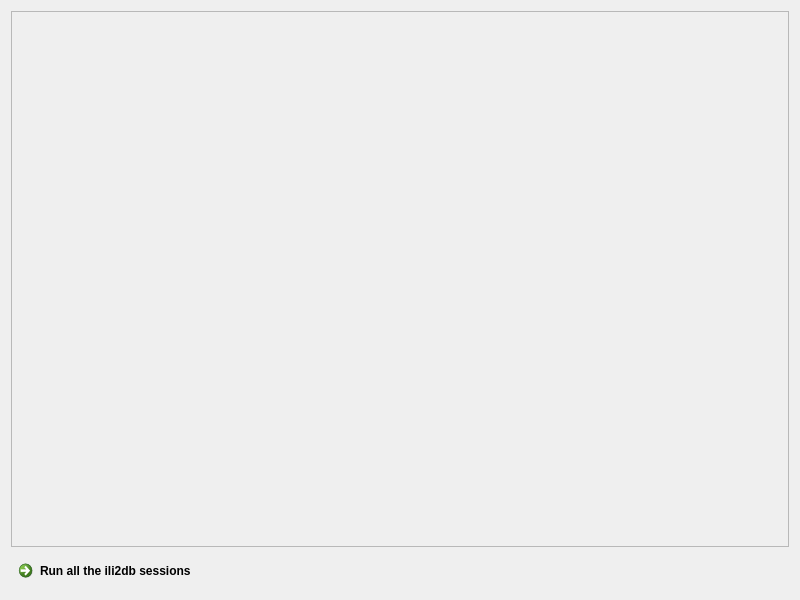
Qt form QgisModelBaker/ui/import_execution.ui (opengisch/QgisModelBaker) before a commit.
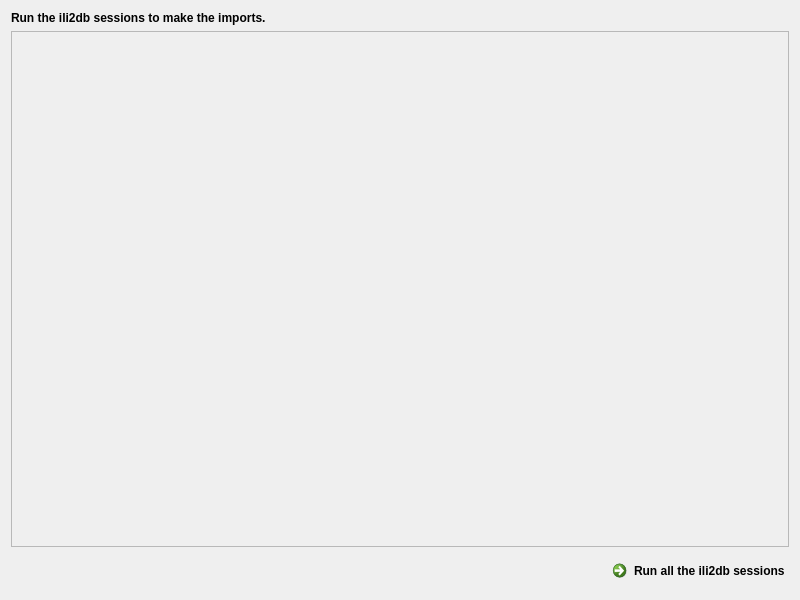
The same form after that commit.

Commit message: improve description texts and gui layout

```diff
--- a/QgisModelBaker/ui/import_execution.ui
+++ b/QgisModelBaker/ui/import_execution.ui
@@ -14,7 +14,52 @@
    <string>Select Files</string>
   </property>
   <layout class="QGridLayout" name="gridLayout">
-   <item row="1" column="0">
+   <item row="7" column="3">
+    <widget class="QCommandLinkButton" name="run_command_button">
+     <property name="text">
+      <string>Run all the ili2db sessions</string>
+     </property>
+    </widget>
+   </item>
+   <item row="7" column="2">
+    <spacer name="horizontalSpacer">
+     <property name="orientation">
+      <enum>Qt::Horizontal</enum>
+     </property>
+     <property name="sizeHint" stdset="0">
+      <size>
+       <width>40</width>
+       <height>20</height>
+      </size>
+     </property>
+    </spacer>
+   </item>
+   <item row="1" column="1" colspan="3">
+    <widget class="QLabel" name="description">
+     <property name="minimumSize">
+      <size>
+       <width>0</width>
+       <height>0</height>
+      </size>
+     </property>
+     <property name="font">
+      <font>
+       <weight>75</weight>
+       <bold>true</bold>
+      </font>
+     </property>
+     <property name="text">
+      <string>Run the ili2db sessions to make the imports.</string>
+     </property>
+     <property name="alignment">
+      <set>Qt::AlignLeading|Qt::AlignLeft|Qt::AlignTop</set>
+     </property>
+     <property name="wordWrap">
+      <bool>true</bool>
+     </property>
+    </widget>
+   </item>
+   <item row="2" column="1" colspan="3">
     <widget class="QScrollArea" name="scroll_area">
      <property name="horizontalScrollBarPolicy">
       <enum>Qt::ScrollBarAlwaysOff</enum>
@@ -28,19 +73,12 @@
         <x>0</x>
         <y>0</y>
         <width>780</width>
-        <height>538</height>
+        <height>515</height>
        </rect>
       </property>
      </widget>
     </widget>
    </item>
-   <item row="2" column="0">
-    <widget class="QCommandLinkButton" name="run_command_button">
-     <property name="text">
-      <string>Run all the ili2db sessions</string>
-     </property>
-    </widget>
-   </item>
   </layout>
  </widget>
  <resources/>
```
The commit also changes 14 other files.
